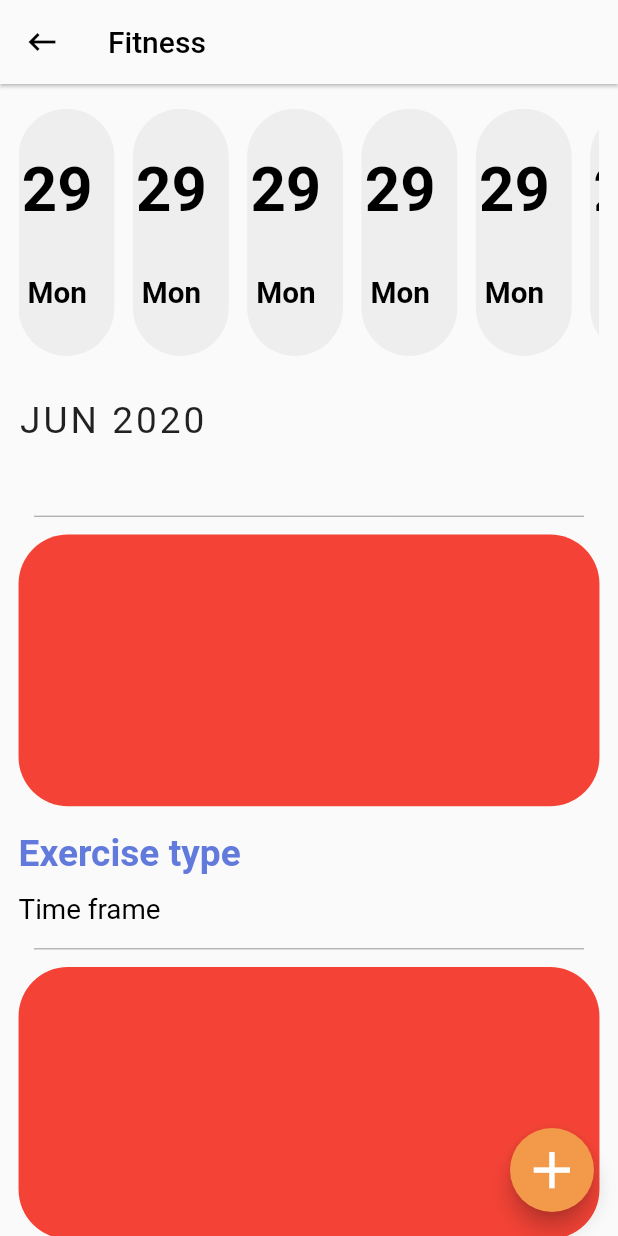
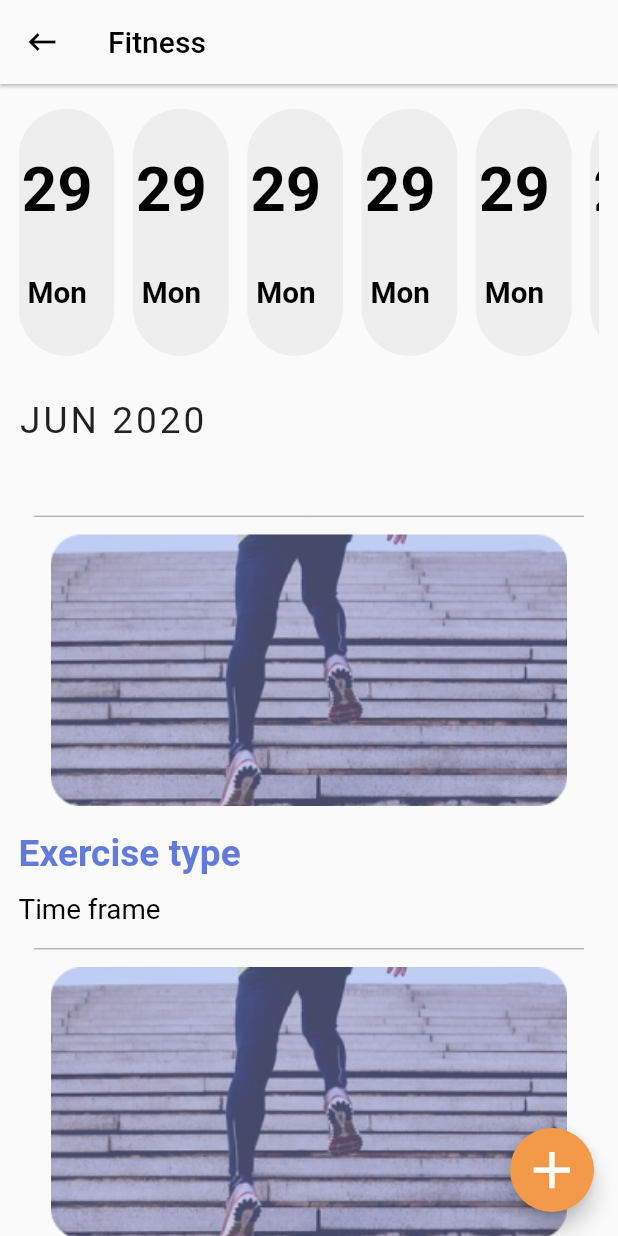
Before and after one commit to Crazelu/medbuzz2.0, a Flutter app: the FitnessSchedulesScreen screen opened directly, on a phone screen of 412 x 824 dp. Run offline on Flutter 3.47's test engine with Material 2 defaults, Android fonts, the phone set to English and light mode, and no system bars.

```diff
--- a/lib/ui/views/fitness_reminders/all_fitness_reminders_screen.dart
+++ b/lib/ui/views/fitness_reminders/all_fitness_reminders_screen.dart
@@ -209,8 +209,11 @@ class FitnessCard extends StatelessWidget {
             width: width,
             height: height * .22,
             decoration: BoxDecoration(
-                borderRadius: BorderRadius.circular(Config.xMargin(context, 8)),
-                color: Colors.red),
+              image: DecorationImage(
+                image: AssetImage('images/sprint.png'),
+                fit: BoxFit.contain
+              ),
+                borderRadius: BorderRadius.circular(Config.xMargin(context, 8)),),
           ),
           SizedBox(height: Config.yMargin(context, 2)),
           Text('Exercise type',
--- a/lib/ui/views/splash_screen.dart
+++ b/lib/ui/views/splash_screen.dart
@@ -1,5 +1,6 @@
 import 'dart:async';
 import 'package:MedBuzz/ui/views/Home.dart';
+import 'package:MedBuzz/ui/views/fitness_reminders/all_fitness_reminders_screen.dart';
 import 'package:flutter/material.dart';
 
 class SplashScreen extends StatefulWidget {
@@ -27,7 +28,7 @@ class StartState extends State<SplashScreen> {
 
   route() {
     Navigator.pushReplacement(context, MaterialPageRoute(
-        builder: (context) => HomeScreen()
+        builder: (context) => FitnessSchedulesScreen()
     )
     );
   }
```
Also changed, not shown: images/cycle.png (added), images/sprint.png (added), images/swim.png (added).
